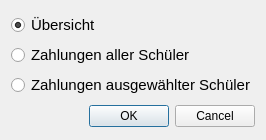
The window that export.ui (Snickers03/KlassenkassenManager) describes before a commit, drawn with Qt 5.
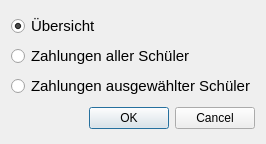
The same window after the commit.

The edit to the form file:
```diff
--- a/export.ui
+++ b/export.ui
@@ -6,8 +6,8 @@
    <rect>
     <x>0</x>
     <y>0</y>
-    <width>250</width>
-    <height>140</height>
+    <width>258</width>
+    <height>144</height>
    </rect>
   </property>
   <property name="windowTitle">
```
